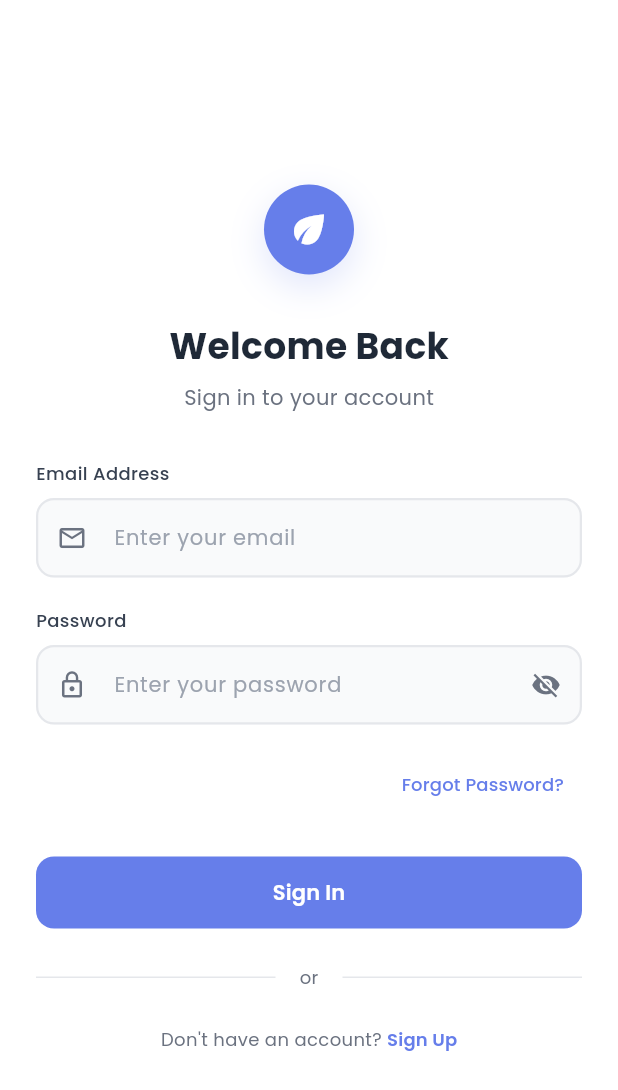
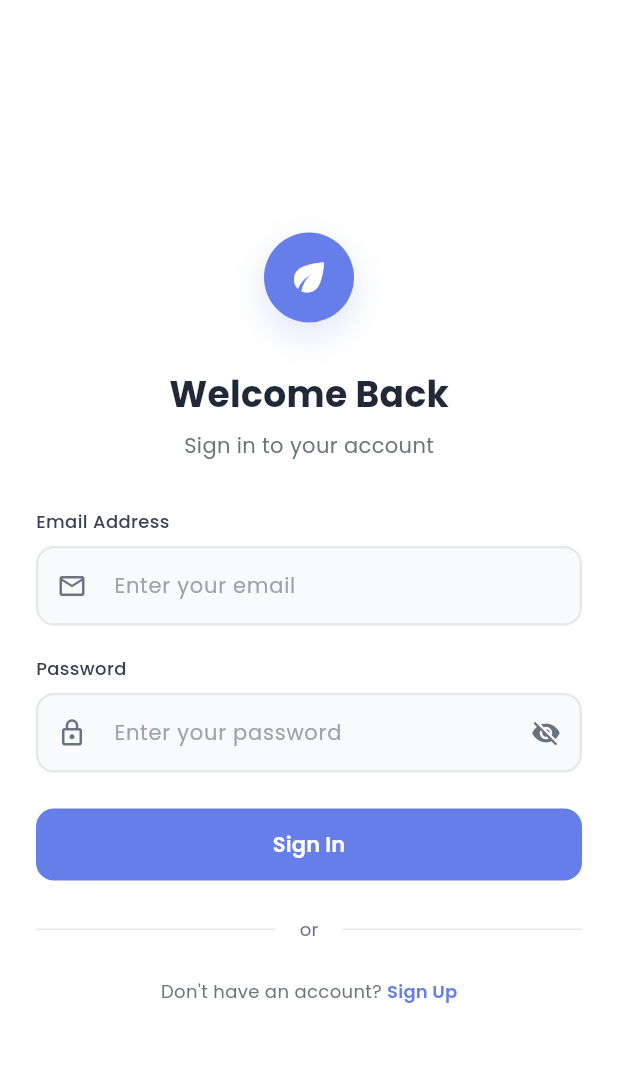
Before and after one commit to AbdulRehman30123/zee_palm_task, a Flutter app: the screen it shows after launch, on a phone screen of 412 x 824 dp. Shown: the top 1090 px of the screen. Run offline on Flutter 3.47's test engine with Material 3 defaults, Android fonts, the phone set to English and light mode, and no system bars; our stand-ins replace animate_do, chewie, cloud_firestore, connectivity_plus, file_picker, firebase_auth and 6 more; accounts and stored records are empty.

Commit message:
login_fixed

```diff
--- a/lib/presentation/auth_pages/login_page.dart
+++ b/lib/presentation/auth_pages/login_page.dart
@@ -136,26 +136,6 @@ class LoginPage extends StatelessWidget {
                           },
                         )),
 
-                    const SizedBox(height: 16),
-
-                    // Forgot Password
-                    Align(
-                      alignment: Alignment.centerRight,
-                      child: TextButton(
-                        onPressed: () {
-                          // Handle forgot password
-                        },
-                        child: Text(
-                          'Forgot Password?',
-                          style: GoogleFonts.poppins(
-                            fontSize: isWeb ? 14 : 12,
-                            fontWeight: FontWeight.w500,
-                            color: const Color(0xFF667eea),
-                          ),
-                        ),
-                      ),
-                    ),
-
                     SizedBox(height: isWeb ? 32 : 24),
 
                     // Login Button
```
